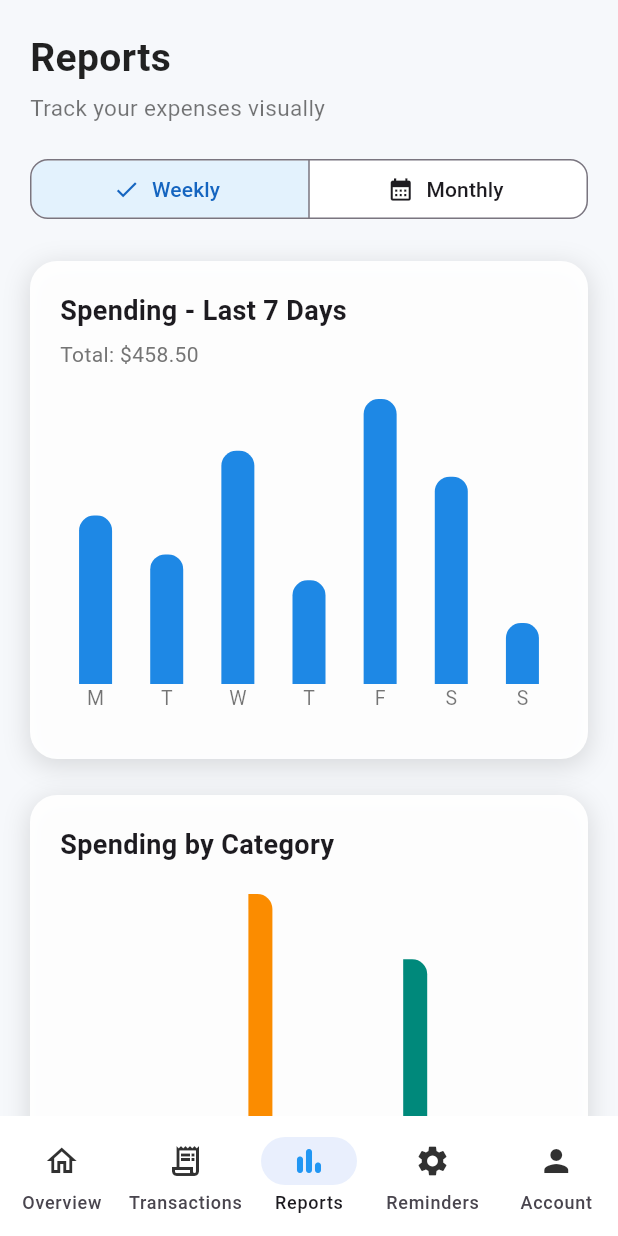
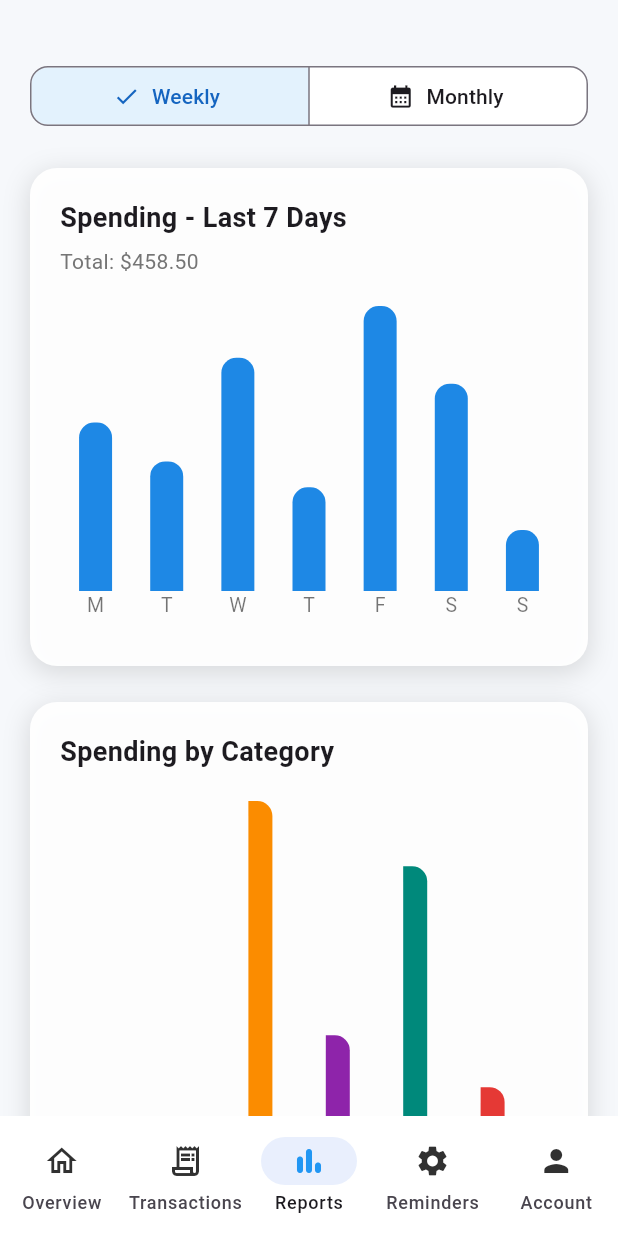
Before and after one commit to XyrelTenz/Budget-Tracker-System, a Flutter app: the screen it shows after launch, item 3 of the bottom bar chosen, on a phone screen of 412 x 824 dp. Run offline on Flutter 3.47's test engine with Material 3 defaults, Android fonts, the phone set to English and light mode, and no system bars; drawn by our look-alikes of fl_chart.

Commit message:
Last Commit

```diff
--- a/lib/screen/report_screen.dart
+++ b/lib/screen/report_screen.dart
@@ -18,8 +18,6 @@ class _ReportScreenState extends State<ReportScreen> {
       body: ListView(
         padding: const EdgeInsets.all(20.0),
         children: [
-          _buildHeader(),
-
           const SizedBox(height: 20),
 
           _buildTimeFilter(),
@@ -35,35 +33,6 @@ class _ReportScreenState extends State<ReportScreen> {
       ),
     );
   }
-
-  // -----------------------------------------------------
-  // HEADER
-  // -----------------------------------------------------
-
-  Widget _buildHeader() {
-    return Column(
-      crossAxisAlignment: CrossAxisAlignment.start,
-      children: const [
-        Text(
-          "Reports",
-          style: TextStyle(
-            fontSize: 26,
-            fontWeight: FontWeight.bold,
-            color: Colors.black87,
-          ),
-        ),
-        SizedBox(height: 4),
-        Text(
-          "Track your expenses visually",
-          style: TextStyle(fontSize: 15, color: Colors.black54),
-        ),
-      ],
-    );
-  }
-
-  // -----------------------------------------------------
-  // TIME FILTER
-  // -----------------------------------------------------
 
   Widget _buildTimeFilter() {
     return SegmentedButton<TimeFilter>(
--- a/lib/widget/navigation_widget.dart
+++ b/lib/widget/navigation_widget.dart
@@ -1,3 +1,4 @@
+import 'package:budget_tracker/screen/account_screen.dart';
 import 'package:budget_tracker/screen/reminder_screen.dart';
 import 'package:budget_tracker/screen/home_screen.dart';
 import 'package:budget_tracker/screen/report_screen.dart';
@@ -17,6 +18,7 @@ class _NavigationBarState extends State<NavigationWidget> {
     const TransactionScreen(),
     const ReportScreen(),
     const RemindersScreen(),
+    const AccountScreen(),
   ];
 
   int _selectedIndex = 0;
```
